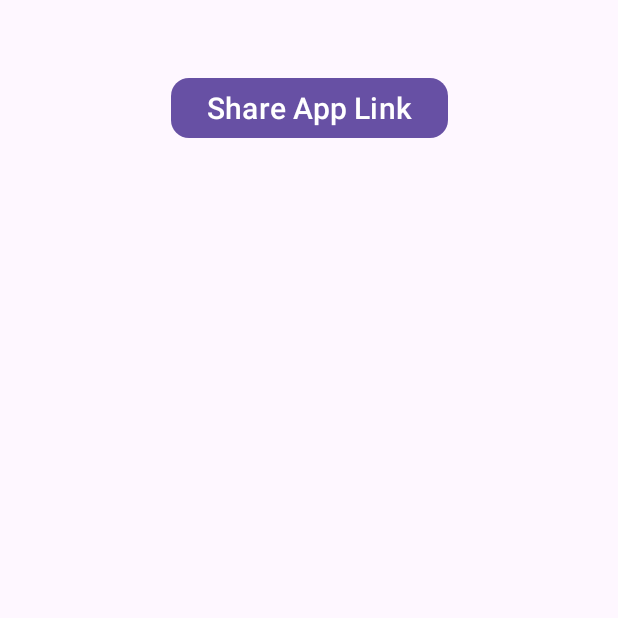
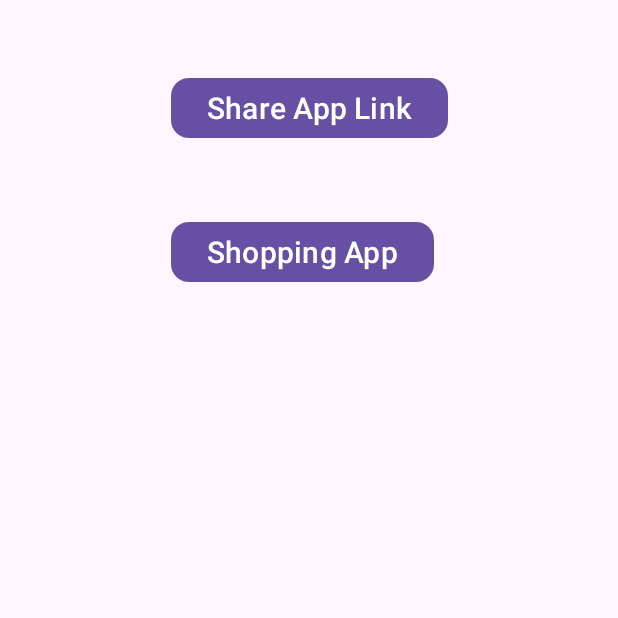
Before and after one commit to vamsimadhav/BranchDemoApp, an Android app: the screen it shows after launch (MainActivity), on a phone screen of 412 x 824 dp, the top half of it. Run offline under Robolectric (Android 15) with nearby library versions, the phone set to English and light mode, and no system bars; libraries missing offline, so code that uses them is left out: io.branch.indexing, io.branch.referral; 3 statements that could not run were skipped.

Commit message:
followed buo rules

```diff
--- a/app/src/main/java/com/example/branchdemoapp/OptionsFragment.java
+++ b/app/src/main/java/com/example/branchdemoapp/OptionsFragment.java
@@ -13,10 +13,10 @@ import android.view.ViewGroup;
 
 import com.google.android.material.button.MaterialButton;
 
+import io.branch.referral.util.BRANCH_STANDARD_EVENT;
+import io.branch.referral.util.BranchEvent;
+
 public class OptionsFragment extends Fragment {
-
-    private MaterialButton qrButton;
-    private MaterialButton shareLinkButton;
     public OptionsFragment() {
         // Required empty public constructor
     }
@@ -31,15 +31,11 @@ public class OptionsFragment extends Fragment {
     @Override
     public void onViewCreated(@NonNull View view, @Nullable Bundle savedInstanceState) {
         super.onViewCreated(view, savedInstanceState);
-        qrButton = getActivity().findViewById(R.id.qrButton);
-        shareLinkButton = getActivity().findViewById(R.id.shareLink);
-
-//        qrButton.setOnClickListener(view1 -> {
-//            Navigation.findNavController(view1).navigate(R.id.QRFragment);
-//        });
+        MaterialButton shareLinkButton = getActivity().findViewById(R.id.shareLink);
 
         shareLinkButton.setOnClickListener(view12 -> {
             Navigation.findNavController(view12).navigate(R.id.shareFragment);
+
         });
 
     }
--- a/app/src/main/java/com/example/branchdemoapp/ShareFragment.java
+++ b/app/src/main/java/com/example/branchdemoapp/ShareFragment.java
@@ -23,6 +23,8 @@ import io.branch.indexing.BranchUniversalObject;
 import io.branch.referral.Branch;
 import io.branch.referral.BranchError;
 import io.branch.referral.SharingHelper;
+import io.branch.referral.util.BRANCH_STANDARD_EVENT;
+import io.branch.referral.util.BranchEvent;
 import io.branch.referral.util.LinkProperties;
 import io.branch.referral.util.ShareSheetStyle;
 
@@ -69,7 +71,14 @@ public class ShareFragment extends Fragment {
                 .setCampaign("ShareAndroidDeepLink");
 
        shareLink.setOnClickListener(view1 -> shareSheetDeepLink());
-       shareButton.setOnClickListener(view2 -> createShareDeepLink());
+       shareButton.setOnClickListener(view12 -> {
+           createShareDeepLink();
+           //Share Event in Live View
+           new BranchEvent(BRANCH_STANDARD_EVENT.SHARE)
+                   .addContentItems(buoShare)
+                   .setDescription("Android_Share_Event")
+                   .logEvent(getContext());
+       });
     }
 
     private void createShareDeepLink() {
--- a/app/src/main/res/layout/fragment_options.xml
+++ b/app/src/main/res/layout/fragment_options.xml
@@ -6,18 +6,6 @@
     xmlns:app="http://schemas.android.com/apk/res-auto"
     tools:context=".OptionsFragment">
 
-    <com.google.android.material.button.MaterialButton
-        android:id="@+id/qrButton"
-        android:layout_width="wrap_content"
-        android:layout_height="wrap_content"
-        android:layout_marginTop="48dp"
-        android:text="QR"
-        android:textSize="20sp"
-        android:visibility="gone"
-        app:cornerRadius="12dp"
-        app:layout_constraintEnd_toEndOf="parent"
-        app:layout_constraintStart_toStartOf="parent"
-        app:layout_constraintTop_toTopOf="parent" />
 
     <com.google.android.material.button.MaterialButton
         android:id="@+id/shareLink"
@@ -29,6 +17,20 @@
         app:cornerRadius="12dp"
         app:layout_constraintEnd_toEndOf="parent"
         app:layout_constraintStart_toStartOf="parent"
-        app:layout_constraintTop_toBottomOf="@+id/qrButton" />
+        app:layout_constraintTop_toTopOf="parent" />
+
+
+    <com.google.android.material.button.MaterialButton
+        android:id="@+id/shopping"
+        android:layout_width="wrap_content"
+        android:layout_height="wrap_content"
+        android:layout_marginTop="48dp"
+        android:text="@string/shopping_app"
+        android:textSize="20sp"
+        app:cornerRadius="12dp"
+        app:layout_constraintEnd_toEndOf="@+id/shareLink"
+        app:layout_constraintHorizontal_bias="0.0"
+        app:layout_constraintStart_toStartOf="@+id/shareLink"
+        app:layout_constraintTop_toBottomOf="@+id/shareLink" />
 
 </androidx.constraintlayout.widget.ConstraintLayout>
--- a/app/src/main/res/values/strings.xml
+++ b/app/src/main/res/values/strings.xml
@@ -8,4 +8,5 @@
     <string name="share_qr">Share QR</string>
     <string name="share_using_branch_s_inbuilt_share_sheet">Share using Branch\'s inbuilt Share Sheet</string>
     <string name="share_using_android_custom_share">Share using Android Custom Share</string>
+    <string name="shopping_app">Shopping App</string>
 </resources>
```
